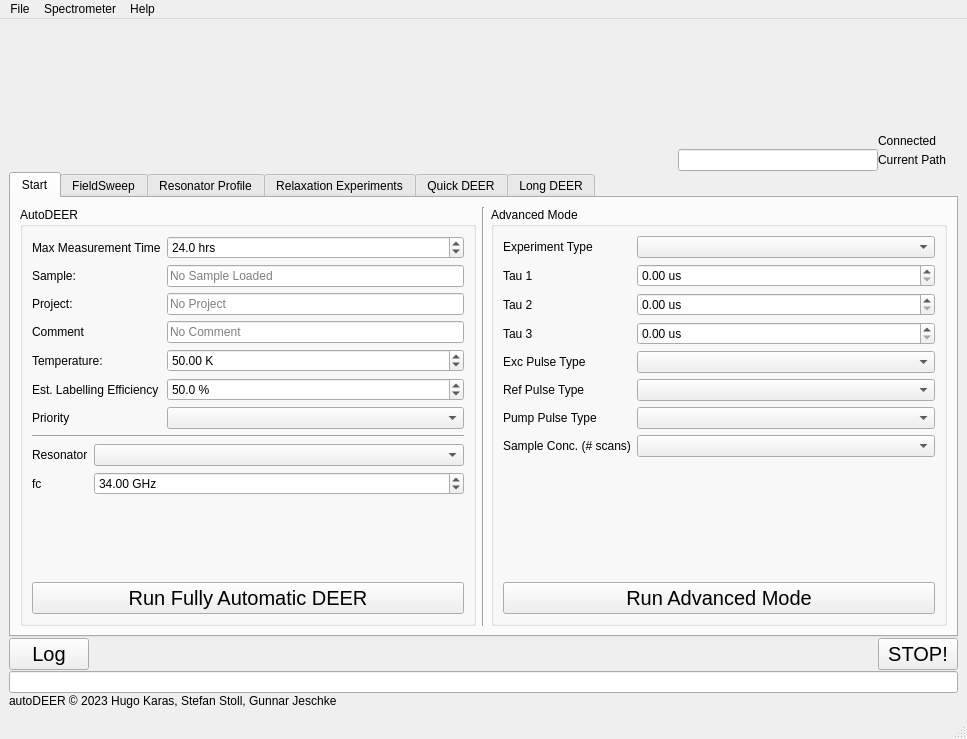
First picture: the form in autodeer/gui/gui2.ui, repository JeschkeLab/autoDEER, before the edit.
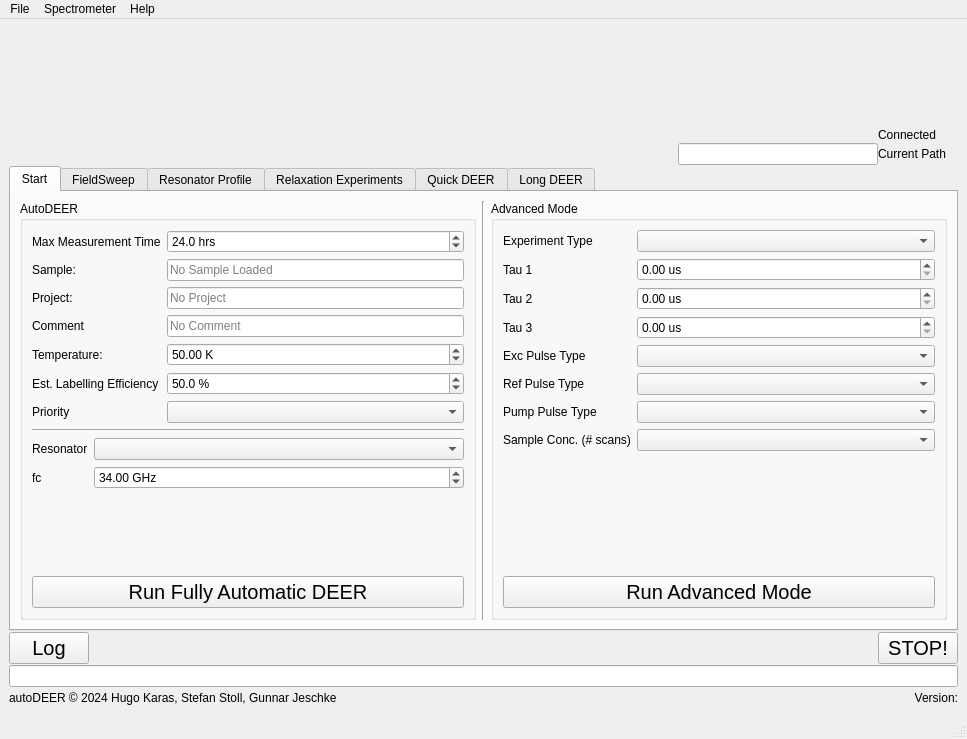
Second picture: the form after the edit. Icons and pictures are not drawn.

What changed in the file:
```diff
--- a/autodeer/gui/gui2.ui
+++ b/autodeer/gui/gui2.ui
@@ -1731,11 +1731,38 @@
        </widget>
       </item>
       <item>
+       <layout class="QHBoxLayout" name="horizontalLayout_16">
+        <item>
        <widget class="QLabel" name="label">
         <property name="text">
-         <string>autoDEER © 2023 Hugo Karas, Stefan Stoll, Gunnar Jeschke</string>
-        </property>
-       </widget>
+           <string>autoDEER © 2024 Hugo Karas, Stefan Stoll, Gunnar Jeschke</string>
+          </property>
+         </widget>
+        </item>
+        <item>
+         <spacer name="horizontalSpacer_12">
+          <property name="orientation">
+           <enum>Qt::Horizontal</enum>
+          </property>
+          <property name="sizeHint" stdset="0">
+           <size>
+            <width>40</width>
+            <height>20</height>
+           </size>
+          </property>
+         </spacer>
+        </item>
+        <item>
+         <widget class="QLabel" name="Version_label">
+          <property name="text">
+           <string>Version:</string>
+          </property>
+          <property name="alignment">
+           <set>Qt::AlignRight|Qt::AlignTrailing|Qt::AlignVCenter</set>
+          </property>
+         </widget>
+        </item>
+       </layout>
       </item>
      </layout>
     </item>
```
Lines whose indentation alone changed are shown as unchanged.
